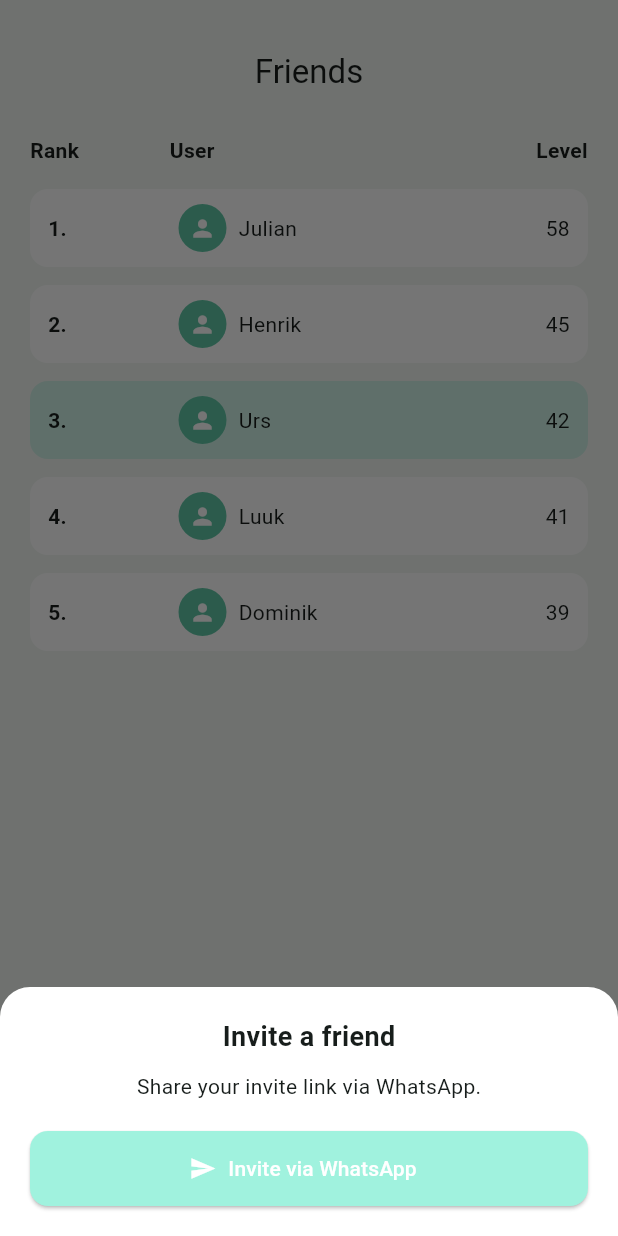
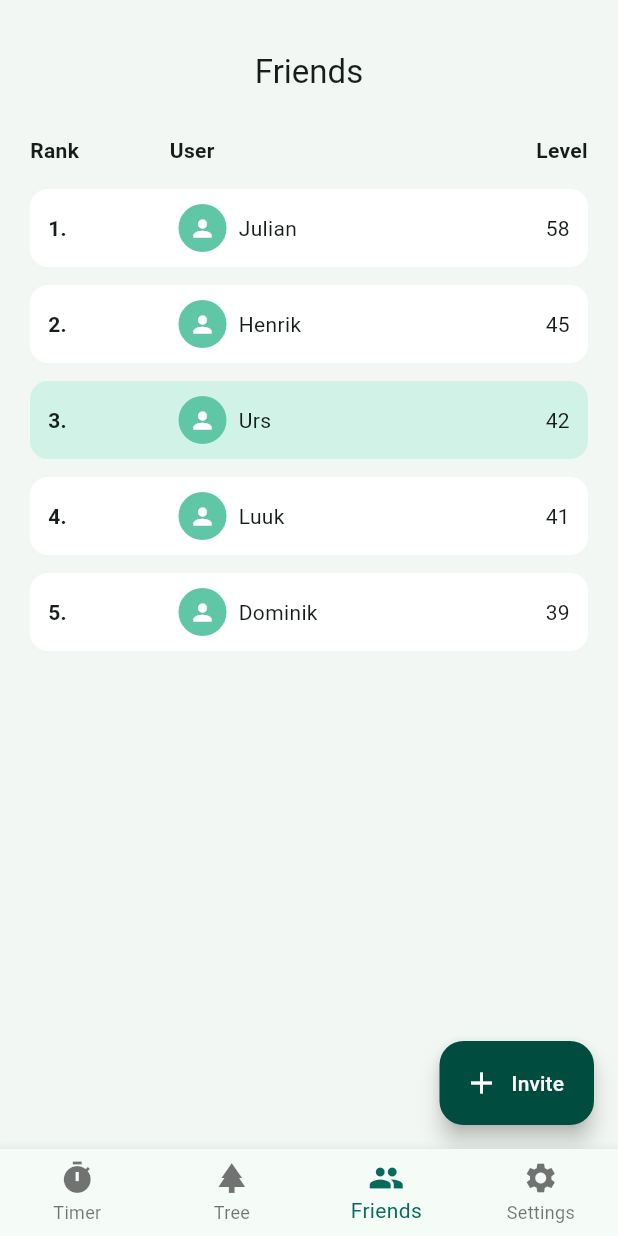
Before and after one commit to Juliangames/phone_away, a Flutter app: the screen it shows once a user with an empty profile is signed in, item 3 of the bottom bar chosen, after a tap on "Invite", on a phone screen of 412 x 824 dp. Run offline on Flutter 3.47's test engine with Material 3 defaults, Android fonts, the phone set to English and light mode, and no system bars; our stand-ins replace firebase_auth, firebase_core, image_picker, share_plus, sleek_circular_slider; accounts and stored records are empty.

Commit message:
native share

```diff
--- a/lib/screens/friends_page.dart
+++ b/lib/screens/friends_page.dart
@@ -1,5 +1,5 @@
 import 'package:flutter/material.dart';
-import '../theme/theme.dart';
+import 'package:share_plus/share_plus.dart';
 
 class FriendsPage extends StatelessWidget {
   const FriendsPage({super.key});
@@ -122,52 +122,7 @@ class FriendsPage extends StatelessWidget {
       floatingActionButton: FloatingActionButton.extended(
         backgroundColor: const Color(0xFF004D40),
         onPressed: () {
-          showModalBottomSheet(
-            context: context,
-            shape: const RoundedRectangleBorder(
-              borderRadius: BorderRadius.vertical(top: Radius.circular(20)),
-            ),
-            backgroundColor: Colors.white,
-            builder:
-                (context) => Padding(
-                  padding: const EdgeInsets.all(20.0),
-                  child: Column(
-                    mainAxisSize: MainAxisSize.min,
-                    children: [
-                      const Text(
-                        'Invite a friend',
-                        style: TextStyle(
-                          fontSize: 18,
-                          fontWeight: FontWeight.bold,
-                        ),
-                      ),
-                      const SizedBox(height: 10),
-                      const Text(
-                        'Share your invite link via WhatsApp.',
-                        style: TextStyle(fontSize: 14),
-                      ),
-                      const SizedBox(height: 20),
-                      ElevatedButton.icon(
-                        style: ElevatedButton.styleFrom(
-                          backgroundColor:
-                              AppColors.primaryContainerColor, // WhatsApp green
-                          foregroundColor: Colors.white,
-                          minimumSize: const Size(double.infinity, 50),
-                          shape: RoundedRectangleBorder(
-                            borderRadius: BorderRadius.circular(12),
-                          ),
-                        ),
-                        icon: const Icon(Icons.send),
-                        label: const Text('Invite via WhatsApp'),
-                        onPressed: () {
-                          // TODO: Implement WhatsApp sharing
-                          Navigator.pop(context);
-                        },
-                      ),
-                    ],
-                  ),
-                ),
-          );
+          SharePlus.instance.share(ShareParams(text: 'todo'));
         },
         icon: const Icon(Icons.add, color: Colors.white),
         label: const Text('Invite', style: TextStyle(color: Colors.white)),
```
